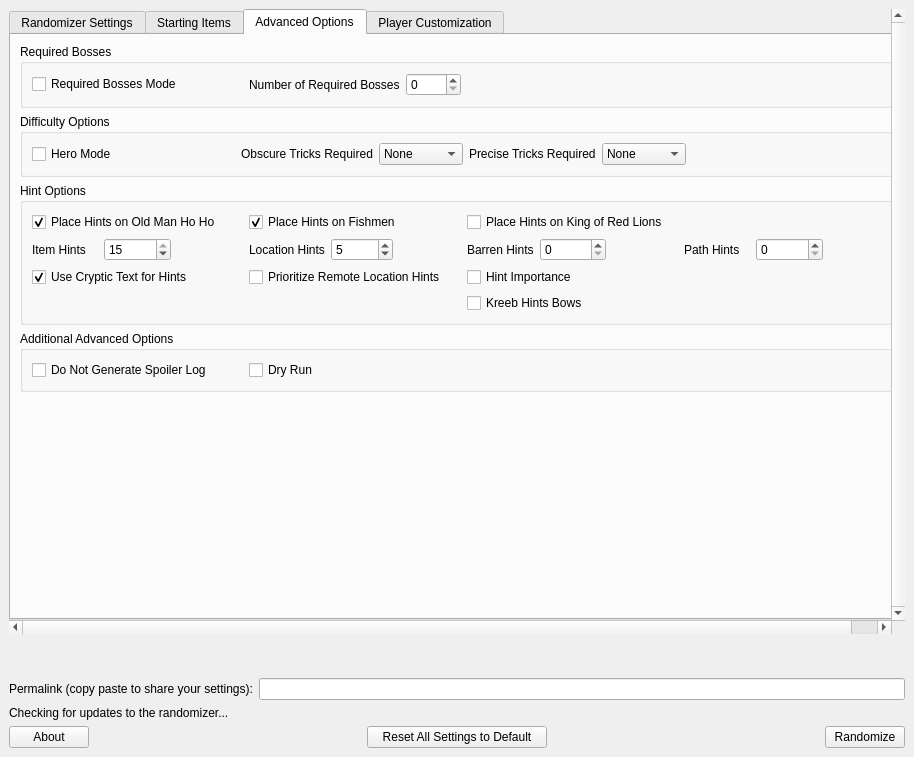
This is wwr_ui/randomizer_window.ui in tanjo3/wwrando as Qt 5 draws it before an edit. The edited form follows.
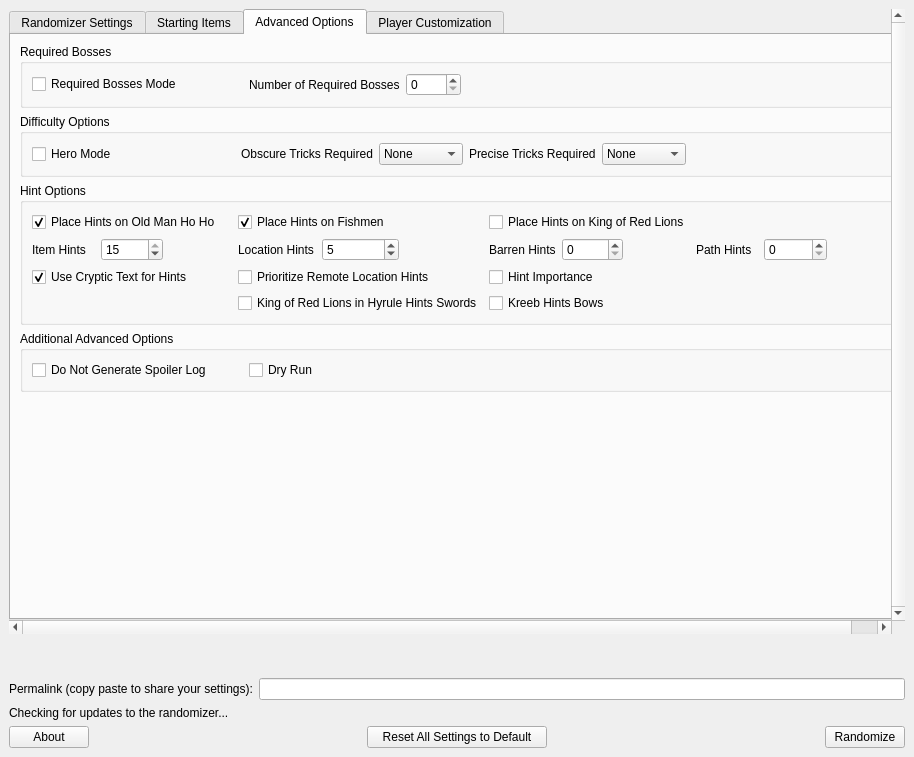
This is the edited form. The open tabs and pages were chosen to show the change. Custom widgets are drawn as their Qt base class.

Commit message: Add option to have KoRL hint swords

The edit to the form file:
```diff
--- a/wwr_ui/randomizer_window.ui
+++ b/wwr_ui/randomizer_window.ui
@@ -1175,6 +1175,13 @@
                  </property>
                 </widget>
                </item>
+               <item row="7" column="1">
+                <widget class="QCheckBox" name="korl_hints_swords">
+                 <property name="text">
+                  <string>King of Red Lions in Hyrule Hints Swords</string>
+                 </property>
+                </widget>
+               </item>
                <item row="7" column="2">
                 <widget class="QCheckBox" name="kreeb_hints_bows">
                  <property name="text">
```
Left out of the diff: 1 changed line with no effect on the pictures. The commit also changes 5 other files.
